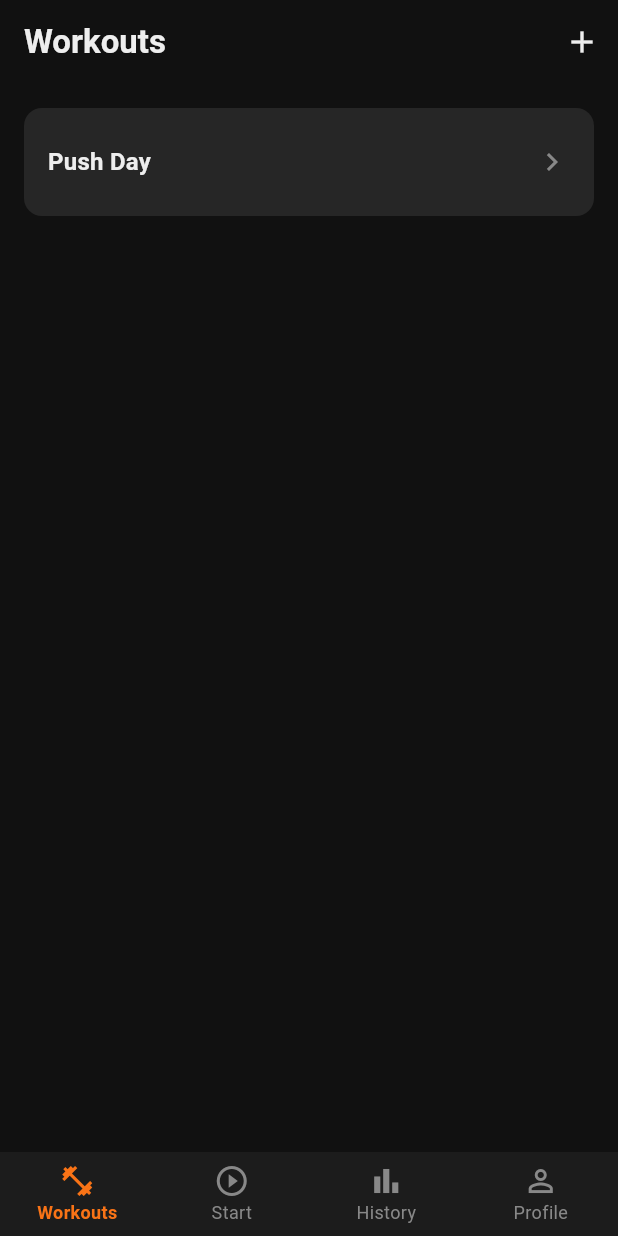
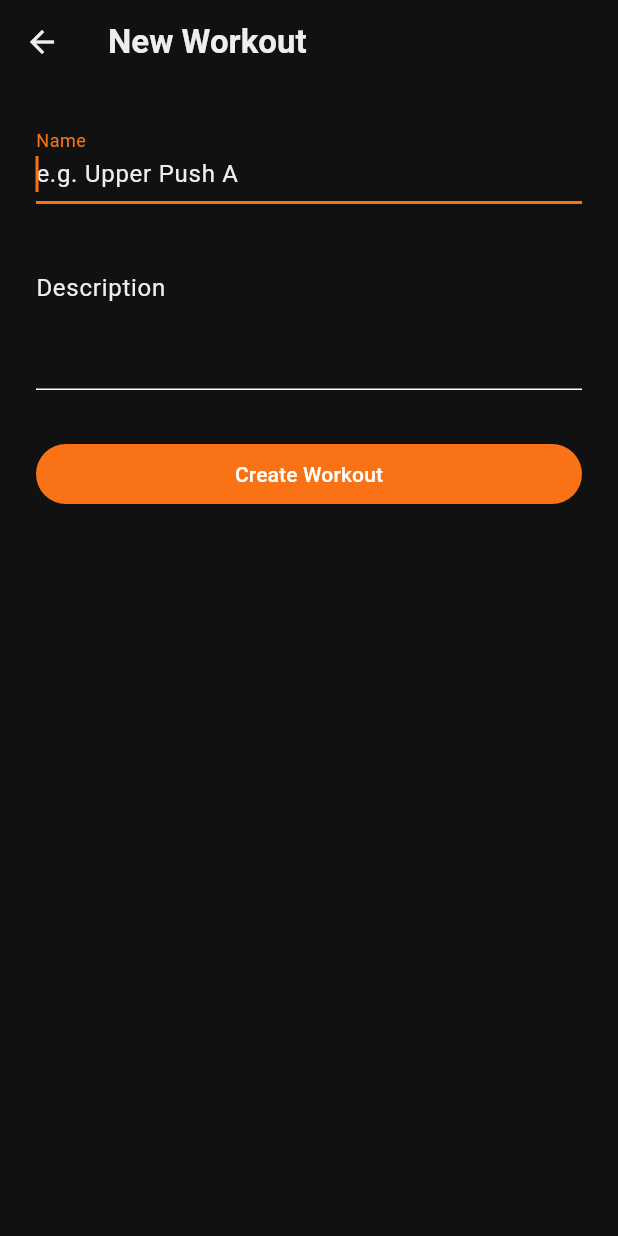
Before and after one commit to Vukella/workout-diary, a Flutter app: the screen it shows after launch, after a tap on the "add" icon, on a phone screen of 412 x 824 dp. Run offline on Flutter 3.47's test engine with Material 3 defaults, Android fonts, the phone set to English and light mode, and no system bars; our stand-ins replace drift, drift_flutter, flutter_riverpod, freezed_annotation, go_router, riverpod_annotation; accounts and stored records are empty; generated files the repository leaves out were written again.

Commit message:
feat: workout CRUD — create, detail, edit, delete screens

```diff
--- a/lib/core/repositories/workout_repository.dart
+++ b/lib/core/repositories/workout_repository.dart
@@ -1,18 +1,13 @@
+import 'package:workout_diary/features/workout/data/workout_exercise_entry.dart';
+
 import '../../features/workout/data/workout.dart';
 
 abstract class WorkoutRepository {
-  // Live list for the machine picker screen —
-  // rebuilds automatically when exercises are added or changed
   Stream<List<Workout>> watchAll();
+  Future<Workout?> getById(int id);
+  Future<void> save(Workout workout);
+  Future<void> delete(int id);
 
-  // One-time lookup before navigating to a detail screen —
-  // returns null if the ID doesn't exist
-  Future<Workout?> getById(int id);
-
-  // Persists a new machine (or updates an existing one) —
-  // returns nothing, just completes when done
-  Future<void> save(Workout workout);
-
-  // Removes a machine by ID
-  Future<void> delete(int id);
+  Stream<Workout?> watchById(int id);
+  Stream<List<WorkoutExerciseEntry>> watchExercises(int workoutId);
 }
--- a/lib/core/router/app_router.dart
+++ b/lib/core/router/app_router.dart
@@ -5,7 +5,11 @@ import 'package:workout_diary/core/router/scaffold_with_bottom_nav.dart';
 import 'package:workout_diary/features/history/screens/history_screen.dart';
 import 'package:workout_diary/features/profile/screens/profile_screen.dart';
 import 'package:workout_diary/features/start/screens/start_screen.dart';
+import 'package:workout_diary/features/workout/screens/edit_workout_screen.dart';
+import 'package:workout_diary/features/workout/screens/workout_detail_screen.dart';
 import 'package:workout_diary/features/workout/screens/workouts_screen.dart';
+import '../../features/workout/data/workout.dart';
+import '../../features/workout/screens/create_workout_screen.dart';
 
 part 'app_router.g.dart';
 
@@ -43,6 +47,29 @@ GoRouter appRouter(Ref ref) {
             ),
           ]),
         ],
+      ), // ← StatefulShellRoute ends here
+
+      GoRoute(
+        path: '/workouts/create',
+        builder: (context, state) => const CreateWorkoutScreen(),
+      ),
+      GoRoute(
+        path: '/workouts/:id/edit',
+        builder: (context, state) {
+          final workout = state.extra as Workout;
+          return EditWorkoutScreen(workout: workout);
+        },
+      ),
+      GoRoute(
+        path: '/workouts/:id',
+        builder: (context, state) {
+          final id = int.parse(state.pathParameters['id']!);
+          return WorkoutDetailScreen(workoutId: id);
+        },
+      ),
+      GoRoute(
+        path: '/workouts/create',
+        builder: (context, state) => const CreateWorkoutScreen(),
       ),
     ],
   );
--- /dev/null
+++ b/lib/features/workout/providers/workout_detail_provider.dart
@@ -0,0 +1,17 @@
+import 'package:flutter_riverpod/flutter_riverpod.dart';
+import 'package:riverpod_annotation/riverpod_annotation.dart';
+import 'package:workout_diary/core/providers/workout_provider.dart';
+import '../data/workout.dart';
+import '../data/workout_exercise_entry.dart';
+
+part 'workout_detail_provider.g.dart';
+
+@riverpod
+Stream<Workout?> workoutDetail(Ref ref, int id) {
+  return ref.watch(workoutRepositoryProvider).watchById(id);
+}
+
+@riverpod
+Stream<List<WorkoutExerciseEntry>> workoutExercises(Ref ref, int workoutId) {
+  return ref.watch(workoutRepositoryProvider).watchExercises(workoutId);
+}
--- /dev/null
+++ b/lib/features/workout/screens/create_workout_screen.dart
@@ -0,0 +1,104 @@
+import 'package:flutter/material.dart';
+import 'package:flutter_riverpod/flutter_riverpod.dart';
+import 'package:go_router/go_router.dart';
+
+import 'package:workout_diary/core/providers/workout_provider.dart';
+import '../data/workout.dart';
+
+class CreateWorkoutScreen extends ConsumerStatefulWidget {
+  const CreateWorkoutScreen({super.key});
+
+  @override
+  ConsumerState<CreateWorkoutScreen> createState() =>
+      _CreateWorkoutScreenState();
+}
+
+class _CreateWorkoutScreenState extends ConsumerState<CreateWorkoutScreen> {
+  final _formKey = GlobalKey<FormState>();
+  final _nameController = TextEditingController();
+  final _descriptionController = TextEditingController();
+  bool _isSaving = false;
+
+  @override
+  void dispose() {
+    _nameController.dispose();
+    _descriptionController.dispose();
+    super.dispose();
+  }
+
+  Future<void> _save() async {
+    if (!_formKey.currentState!.validate()) return;
+
+    setState(() => _isSaving = true);
+
+    try {
+      await ref.read(workoutRepositoryProvider).save(
+        Workout(
+          name: _nameController.text.trim(),
+          description: _descriptionController.text.trim().isEmpty
+              ? null
+              : _descriptionController.text.trim(),
+        ),
+      );
+      if (mounted) context.pop();
+    } catch (e) {
+      if (mounted) {
+        ScaffoldMessenger.of(context).showSnackBar(
+          SnackBar(content: Text('Could not save workout: $e')),
+        );
+      }
+    } finally {
+      if (mounted) setState(() => _isSaving = false);
+    }
+  }
+
+  @override
+  Widget build(BuildContext context) {
+    return Scaffold(
+      appBar: AppBar(
+        title: const Text('New Workout'),
+      ),
+      body: Form(
+        key: _formKey,
+        child: ListView(
+          padding: const EdgeInsets.all(24),
+          children: [
+            TextFormField(
+              controller: _nameController,
+              autofocus: true,
+              textCapitalization: TextCapitalization.sentences,
+              decoration: const InputDecoration(
+                labelText: 'Name',
+                hintText: 'e.g. Upper Push A',
+              ),
+              validator: (value) =>
+              value == null || value.trim().isEmpty ? 'Name is required' : null,
+            ),
+            const SizedBox(height: 20),
+            TextFormField(
+              controller: _descriptionController,
+              textCapitalization: TextCapitalization.sentences,
+              maxLines: 3,
+              decoration: const InputDecoration(
+                labelText: 'Description',
+                hintText: 'Optional',
+                alignLabelWithHint: true,
+              ),
+            ),
+            const SizedBox(height: 32),
+            FilledButton(
+              onPressed: _isSaving ? null : _save,
+              child: _isSaving
+                  ? const SizedBox(
+                height: 18,
+                width: 18,
+                child: CircularProgressIndicator(strokeWidth: 2),
+              )
+                  : const Text('Create Workout'),
+            ),
+          ],
+        ),
+      ),
+    );
+  }
+}
--- a/lib/features/workout/screens/workouts_screen.dart
+++ b/lib/features/workout/screens/workouts_screen.dart
@@ -1,6 +1,6 @@
 import 'package:flutter/material.dart';
 import 'package:flutter_riverpod/flutter_riverpod.dart';
-import 'package:workout_diary/core/database/app_database.dart';
+import 'package:go_router/go_router.dart';
 import 'package:workout_diary/core/theme/app_theme.dart';
 import 'package:workout_diary/features/workout/providers/workouts_provider.dart';
 
@@ -16,15 +16,10 @@ class WorkoutsScreen extends ConsumerWidget {
     return Scaffold(
       appBar: AppBar(
         title: const Text('Workouts'),
-        actions: [
-          IconButton(
-            icon: const Icon(Icons.add),
-            onPressed: () {
-              // TODO: navigate to create workout screen
-            },
-          ),
-        ],
       ),
+      floatingActionButton: FloatingActionButton(
+          onPressed: () => context.push('/workouts/create'),
+          child: const Icon(Icons.add)),
       body: workoutsAsync.when(
         loading: () => const Center(child: CircularProgressIndicator()),
         error: (error, _) => Center(child: Text('Error: $error')),
@@ -90,9 +85,7 @@ class _WorkoutCard extends StatelessWidget {
               ?.copyWith(fontWeight: FontWeight.w600),
         ),
         trailing: const Icon(Icons.chevron_right, color: AppTheme.onSurfaceMuted),
-        onTap: () {
-          // TODO: navigate to workout detail
-        },
+        onTap: () => context.push('/workouts/${workout.id!}'),
       ),
     );
   }
```
Also changed, not shown: lib/core/repositories/drift/drift_workout_repository.dart (+36 -3 lines), lib/features/workout/data/workout_exercise_entry.dart (added, +13 -0 lines), lib/features/workout/screens/edit_workout_screen.dart (added, +109 -0 lines), lib/features/workout/screens/workout_detail_screen.dart (added, +127 -0 lines), lib/core/router/app_router.g.dart, lib/features/workout/data/workout_exercise_entry.freezed.dart (added), lib/features/workout/providers/workout_detail_provider.g.dart (added).
